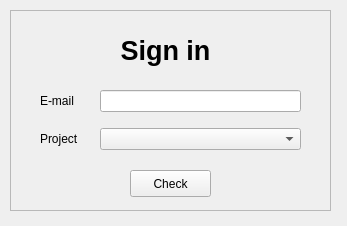
The window that pipeline/scripts/loader/singin_window.ui (UiChul/yummy) describes before a commit, drawn with Qt 5.
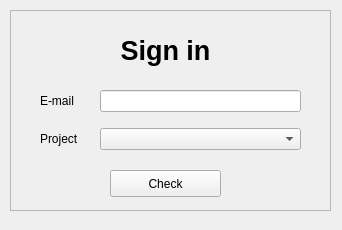
The same window after the commit.

```diff
--- a/pipeline/scripts/loader/singin_window.ui
+++ b/pipeline/scripts/loader/singin_window.ui
@@ -6,8 +6,8 @@
    <rect>
     <x>0</x>
     <y>0</y>
-    <width>347</width>
-    <height>226</height>
+    <width>342</width>
+    <height>230</height>
    </rect>
   </property>
   <property name="windowTitle">
@@ -79,9 +79,9 @@
    <widget class="QPushButton" name="pushButton">
     <property name="geometry">
      <rect>
-      <x>120</x>
+      <x>100</x>
       <y>160</y>
-      <width>81</width>
+      <width>111</width>
       <height>27</height>
      </rect>
     </property>
```
